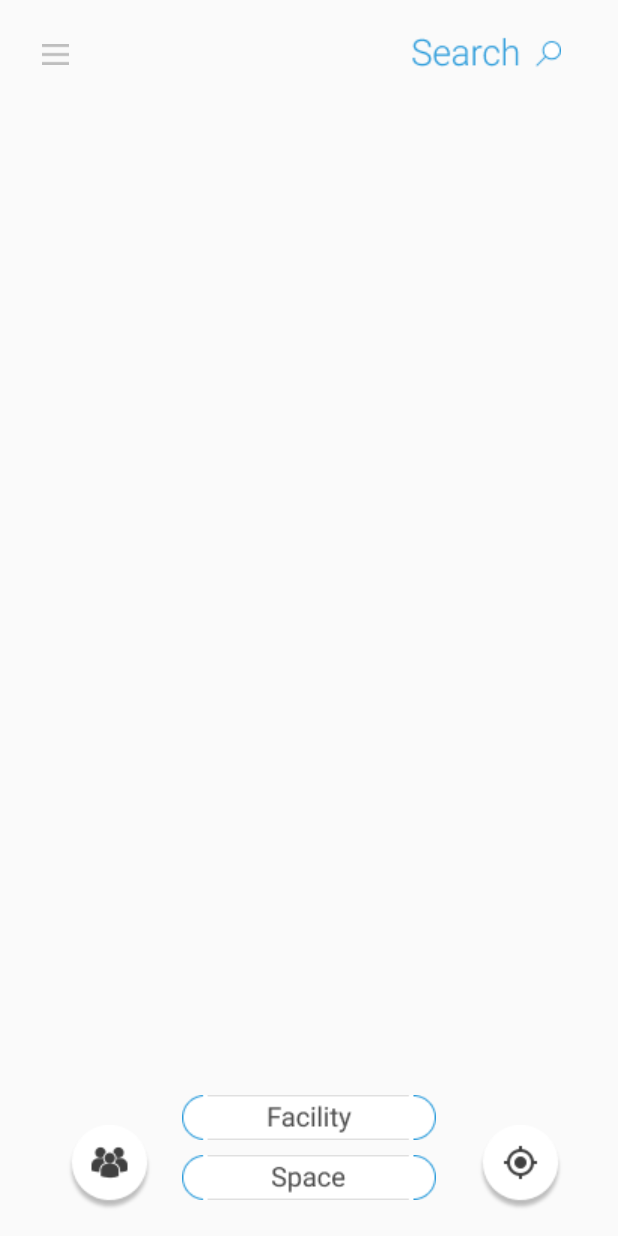
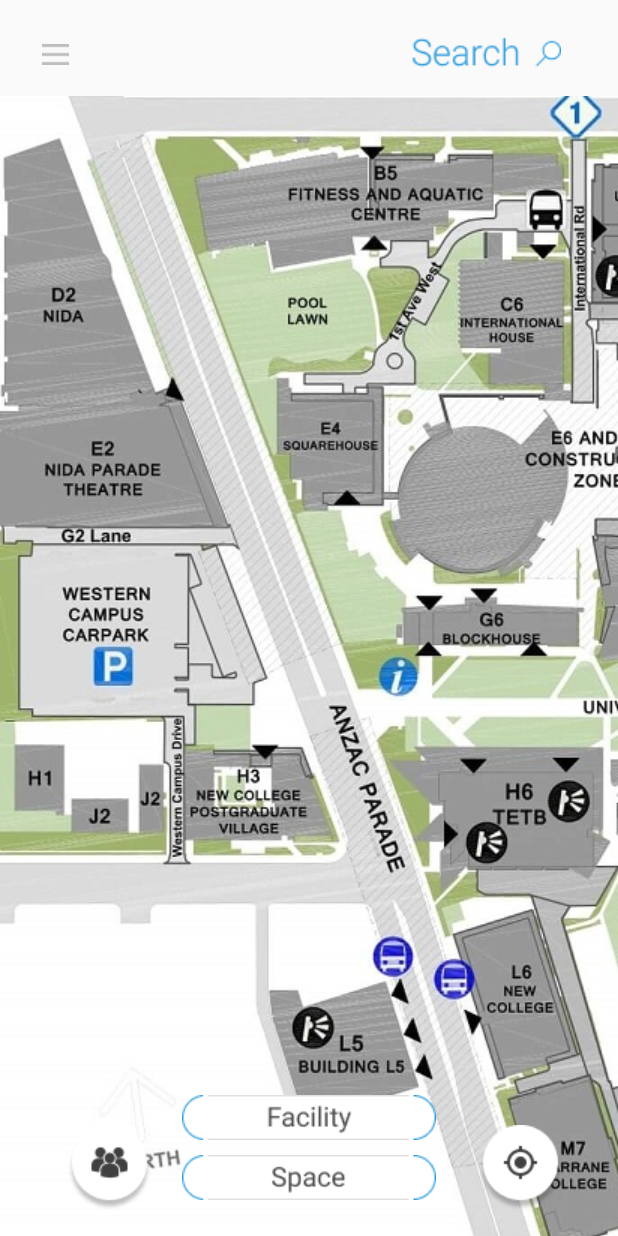
Before and after one commit to vs6063/Atlas, an Android app: the screen it shows after launch (MainActivity), on a phone screen of 412 x 824 dp. Run offline under Robolectric (Android 15) with nearby library versions, the phone set to English and light mode, and no system bars.

Commit message:
added scrollable map
currently doesnt support 2d scrolling

```diff
--- a/app/src/main/java/com/team4/atlas/MainActivity.java
+++ b/app/src/main/java/com/team4/atlas/MainActivity.java
@@ -27,6 +27,7 @@ public class MainActivity extends AppCompatActivity {
         }
 
         ImageButton spaceButton = (ImageButton) findViewById(R.id.space);
+        spaceButton.bringToFront();
         spaceButton.setOnClickListener(new View.OnClickListener(){
             public void onClick(View v) {
                 Intent intent = new Intent(MainActivity.this, SpaceActivity.class);
@@ -35,12 +36,18 @@ public class MainActivity extends AppCompatActivity {
         });
 
         ImageButton facilityButton = (ImageButton) findViewById(R.id.facility);
+        facilityButton.bringToFront();
         facilityButton.setOnClickListener(new View.OnClickListener(){
             public void onClick(View v) {
                 Intent intent = new Intent(MainActivity.this, FacilityActivity.class);
                 startActivity(intent);
             }
         });
+
+        ImageButton scatterPlot = (ImageButton) findViewById(R.id.scatterplot);
+        ImageButton location = (ImageButton) findViewById(R.id.location);
+        scatterPlot.bringToFront();
+        location.bringToFront();
     }
 
     void doMySearch(String query) {
--- a/app/src/main/res/layout/activity_main.xml
+++ b/app/src/main/res/layout/activity_main.xml
@@ -45,22 +45,42 @@
         app:layout_constraintTop_toTopOf="@+id/toolbar"
         app:srcCompat="@drawable/search" />
 
-    <ImageView
+    <!--
+    <HorizontalScrollView
+        android:layout_width="wrap_content"
+        android:layout_height="wrap_content"
+        tools:layout_editor_absoluteX="339dp"
+        tools:layout_editor_absoluteY="490dp">
+
+        <scrollView
+            android:layout_width="wrap_content"
+            android:layout_height="wrap_content">
+
+            <ImageView
+                android:layout_width="wrap_content"
+                android:layout_height="wrap_content"
+                android:src="@drawable/unsw_map_small" />
+        </scrollView>
+    </HorizontalScrollView>-->
+
+    <ImageButton
         android:id="@+id/scatterplot"
         android:layout_width="wrap_content"
         android:layout_height="wrap_content"
         android:layout_marginBottom="16dp"
         android:layout_marginStart="44dp"
+        android:background="#0000"
         app:layout_constraintBottom_toBottomOf="parent"
         app:layout_constraintStart_toStartOf="parent"
         app:srcCompat="@drawable/scatter_toggle" />
 
-    <ImageView
+    <ImageButton
         android:id="@+id/location"
         android:layout_width="wrap_content"
         android:layout_height="wrap_content"
         android:layout_marginBottom="16dp"
         android:layout_marginEnd="36dp"
+        android:background="#0000"
         app:layout_constraintBottom_toBottomOf="parent"
         app:layout_constraintEnd_toEndOf="parent"
         app:srcCompat="@drawable/location_button" />
@@ -91,4 +111,37 @@
         app:layout_constraintStart_toStartOf="parent"
         fab:srcCompat="@drawable/facility_button" />
 
+    <HorizontalScrollView
+        android:layout_width="0dp"
+        android:layout_height="0dp"
+        app:layout_constraintBottom_toBottomOf="parent"
+        app:layout_constraintEnd_toEndOf="parent"
+        app:layout_constraintHorizontal_bias="0.6"
+        app:layout_constraintStart_toStartOf="parent"
+        app:layout_constraintTop_toBottomOf="@+id/toolbar"
+        android:fillViewport="true" >
+
+        <LinearLayout
+            android:layout_width="wrap_content"
+            android:layout_height="wrap_content" >
+
+            <ScrollView
+                android:layout_width="match_parent"
+                android:layout_height="match_parent"
+                android:fillViewport="true" >
+
+                <LinearLayout
+                    android:layout_width="wrap_content"
+                    android:layout_height="wrap_content" >
+
+                    <ImageView
+                        android:id="@+id/imageView"
+                        android:layout_width="wrap_content"
+                        android:layout_height="wrap_content"
+                        fab:srcCompat="@drawable/unsw_map_compressed" />
+                </LinearLayout>
+            </ScrollView>
+        </LinearLayout>
+    </HorizontalScrollView>
+
 </android.support.constraint.ConstraintLayout>
```
Also changed, not shown: app/src/main/res/drawable/unsw_map.png (added), app/src/main/res/drawable/unsw_map_compressed.png (added), app/src/main/res/drawable/unsw_map_compressed_small.png (added), app/src/main/res/drawable/unsw_map_small.png (added).
